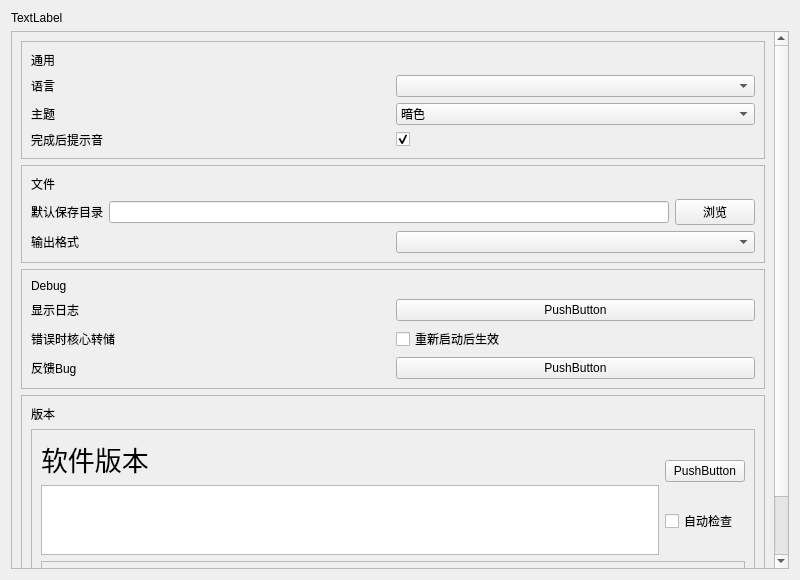
The window that DesignFile/Setting.ui (tucaodashen/invisible_video_watermark) describes before a commit, drawn with Qt 5.
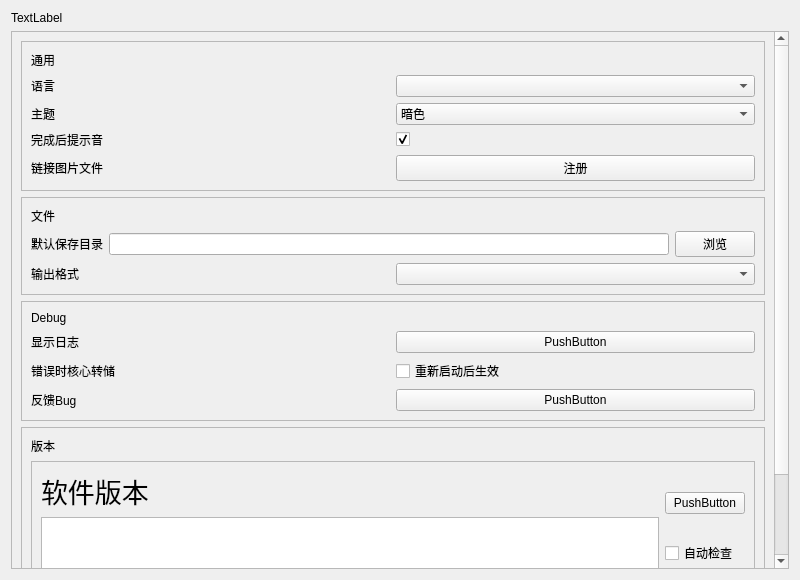
The same window after the commit. Custom widgets are drawn as their Qt base class.

Commit message: 添加图片项目的编码窗口 修复了主窗口中的逻辑错误 为谷歌的OAuth接入做准备

What changed in the file:
```diff
--- a/DesignFile/Setting.ui
+++ b/DesignFile/Setting.ui
@@ -32,7 +32,7 @@
         <x>0</x>
         <y>0</y>
         <width>768</width>
-        <height>603</height>
+        <height>635</height>
        </rect>
       </property>
       <layout class="QVBoxLayout" name="verticalLayout_8">
@@ -117,6 +117,24 @@
             </item>
            </layout>
           </item>
+          <item>
+           <layout class="QHBoxLayout" name="horizontalLayout_6">
+            <item>
+             <widget class="QLabel" name="label">
+              <property name="text">
+               <string>链接图片文件</string>
+              </property>
+             </widget>
+            </item>
+            <item>
+             <widget class="PushButton" name="pushButton">
+              <property name="text">
+               <string>注册</string>
+              </property>
+             </widget>
+            </item>
+           </layout>
+          </item>
          </layout>
         </widget>
        </item>
```
The commit also changes 30 other files.
